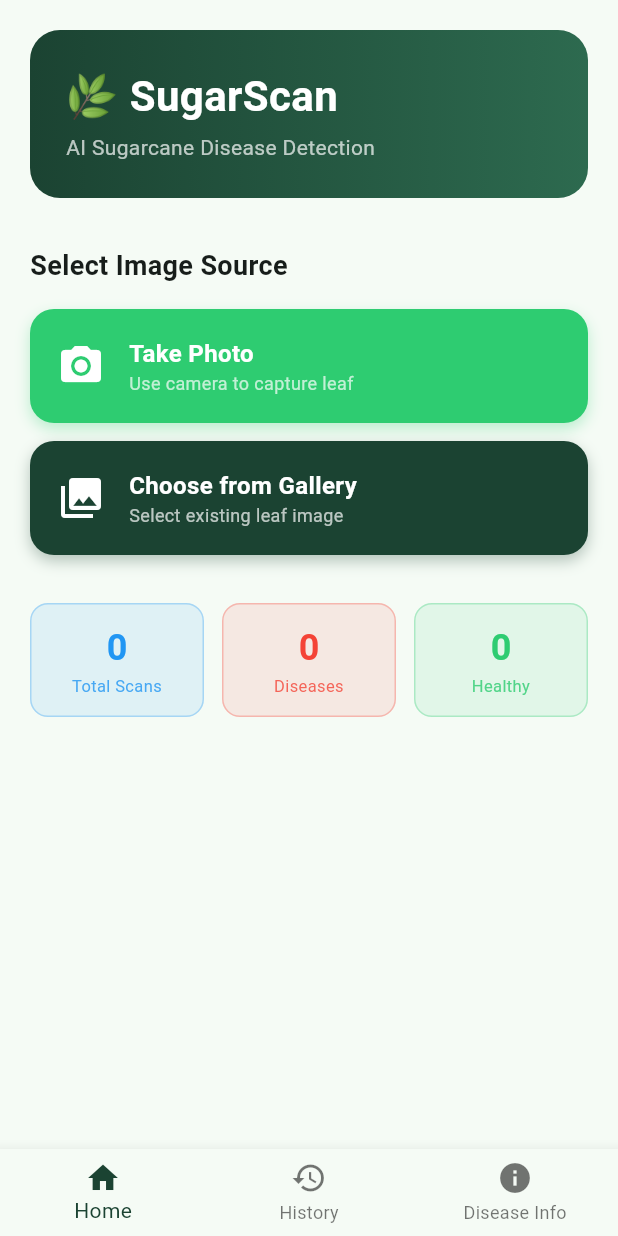
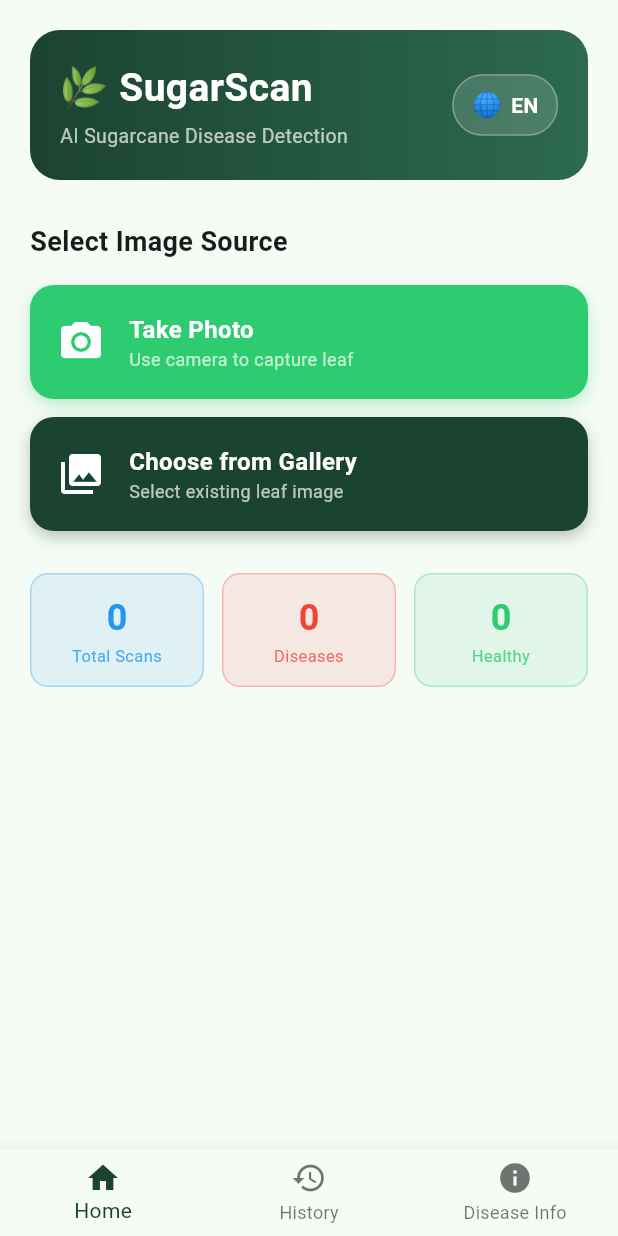
Before and after one commit to Adishpatil/SugarScan, a Flutter app: the screen it shows after launch, on a phone screen of 412 x 824 dp. Run offline on Flutter 3.47's test engine with Material 3 defaults, Android fonts, the phone set to English and light mode, and no system bars; our stand-ins replace hive_flutter, image_picker; missing offline and left inert: tflite_flutter; accounts and stored records are empty.

Commit message:
Added the feature to select the language

```diff
--- a/lib/main.dart
+++ b/lib/main.dart
@@ -1,28 +1,35 @@
-import 'package:flutter/material.dart';
-import 'package:hive_flutter/hive_flutter.dart';
-import 'screens/home_screen.dart';
+import "package:flutter/material.dart";
+import "package:hive_flutter/hive_flutter.dart";
+import "screens/home_screen.dart";
+import "services/language_service.dart";
 
 void main() async {
   WidgetsFlutterBinding.ensureInitialized();
   await Hive.initFlutter();
-  await Hive.openBox('history');
+  await Hive.openBox("history");
+  LanguageService().load();
   runApp(const SugarScan1App());
 }
 
-class SugarScan1App extends StatelessWidget {
+class SugarScan1App extends StatefulWidget {
   const SugarScan1App({super.key});
+  @override
+  State<SugarScan1App> createState() => _SugarScan1AppState();
+}
 
+class _SugarScan1AppState extends State<SugarScan1App> {
+  @override
+  void initState() {
+    super.initState();
+    LanguageService().addListener(() { if (mounted) setState(() {}); });
+  }
   @override
   Widget build(BuildContext context) {
     return MaterialApp(
-      title: 'SugarScan',
+      title: "SugarScan",
       debugShowCheckedModeBanner: false,
       theme: ThemeData(
-        colorScheme: ColorScheme.fromSeed(
-          seedColor: const Color(0xFF1B4332),
-          primary: const Color(0xFF1B4332),
-          secondary: const Color(0xFF2ECC71),
-        ),
+        colorScheme: ColorScheme.fromSeed(seedColor: const Color(0xFF1B4332)),
         useMaterial3: true,
       ),
       home: const HomeScreen(),
--- a/lib/screens/home_screen.dart
+++ b/lib/screens/home_screen.dart
@@ -3,8 +3,8 @@ import 'package:flutter/material.dart';
 import 'package:image_picker/image_picker.dart';
 import 'package:hive_flutter/hive_flutter.dart';
 import 'package:intl/intl.dart';
-import '../models/classifier.dart';
 import '../models/disease_data.dart';
+import '../services/language_service.dart';
 import 'result_screen.dart';
 
 class HomeScreen extends StatefulWidget {
@@ -19,6 +19,9 @@ class _HomeScreenState extends State<HomeScreen> {
 
   @override
   Widget build(BuildContext context) {
+    return ListenableBuilder(
+      listenable: LanguageService(),
+      builder: (context, _) {
         return Scaffold(
           body: IndexedStack(
             index: _currentIndex,
@@ -32,12 +35,17 @@ class _HomeScreenState extends State<HomeScreen> {
             currentIndex: _currentIndex,
             onTap: (i) => setState(() => _currentIndex = i),
             selectedItemColor: const Color(0xFF1B4332),
-        items: const [
-          BottomNavigationBarItem(icon: Icon(Icons.home), label: 'Home'),
-          BottomNavigationBarItem(icon: Icon(Icons.history), label: 'History'),
-          BottomNavigationBarItem(icon: Icon(Icons.info), label: 'Disease Info'),
+            items: [
+              BottomNavigationBarItem(
+                  icon: const Icon(Icons.home), label: S.home),
+              BottomNavigationBarItem(
+                  icon: const Icon(Icons.history), label: S.history),
+              BottomNavigationBarItem(
+                  icon: const Icon(Icons.info), label: S.diseaseInfo),
             ],
           ),
+        );
+      },
     );
   }
 }
@@ -50,7 +58,9 @@ class _HomeTab extends StatelessWidget {
     final picker = ImagePicker();
     final picked = await picker.pickImage(source: source, imageQuality: 95);
     if (picked != null && context.mounted) {
-      Navigator.push(context, MaterialPageRoute(
+      Navigator.push(
+          context,
+          MaterialPageRoute(
             builder: (_) => ResultScreen(imageFile: File(picked.path)),
           ));
     }
@@ -58,76 +68,114 @@ class _HomeTab extends StatelessWidget {
 
   @override
   Widget build(BuildContext context) {
+    return ListenableBuilder(
+      listenable: LanguageService(),
+      builder: (context, _) {
+        final lang = LanguageService();
         return SafeArea(
           child: Padding(
             padding: const EdgeInsets.all(20),
             child: Column(
               crossAxisAlignment: CrossAxisAlignment.start,
               children: [
-            // Header
+                // Header with language toggle
                 Container(
                   width: double.infinity,
-              padding: const EdgeInsets.all(24),
+                  padding: const EdgeInsets.all(20),
                   decoration: BoxDecoration(
                     gradient: const LinearGradient(
                       colors: [Color(0xFF1B4332), Color(0xFF2D6A4F)],
                     ),
                     borderRadius: BorderRadius.circular(20),
                   ),
-              child: const Column(
+                  child: Row(
+                    children: [
+                      Expanded(
+                        child: Column(
                           crossAxisAlignment: CrossAxisAlignment.start,
                           children: [
-                  Text('🌿 SugarScan', style: TextStyle(
-                    fontSize: 28, fontWeight: FontWeight.bold, color: Colors.white,
+                            Text('🌿 ${S.appName}',
+                                style: const TextStyle(
+                                  fontSize: 26,
+                                  fontWeight: FontWeight.bold,
+                                  color: Colors.white,
                                 )),
-                  SizedBox(height: 4),
-                  Text('AI Sugarcane Disease Detection', style: TextStyle(
-                    color: Colors.white70, fontSize: 14,
-                  )),
+                            const SizedBox(height: 4),
+                            Text(S.tagline,
+                                style: const TextStyle(
+                                    color: Colors.white70, fontSize: 13)),
+                          ],
+                        ),
+                      ),
+                      // Language Toggle Button
+                      GestureDetector(
+                        onTap: () => lang.toggle(),
+                        child: Container(
+                          padding: const EdgeInsets.symmetric(
+                              horizontal: 12, vertical: 8),
+                          decoration: BoxDecoration(
+                            color: Colors.white.withOpacity(0.15),
+                            borderRadius: BorderRadius.circular(20),
+                            border: Border.all(color: Colors.white30),
+                          ),
+                          child: Row(
+                            children: [
+                              const Text('🌐', style: TextStyle(fontSize: 16)),
+                              const SizedBox(width: 6),
+                              Text(
+                                lang.isHindi ? 'हिंदी' : 'EN',
+                                style: const TextStyle(
+                                  color: Colors.white,
+                                  fontWeight: FontWeight.bold,
+                                  fontSize: 14,
+                                ),
+                              ),
+                            ],
+                          ),
+                        ),
+                      ),
                     ],
                   ),
                 ),
 
-            const SizedBox(height: 32),
-            const Text('Select Image Source',
-              style: TextStyle(fontSize: 18, fontWeight: FontWeight.bold)),
+                const SizedBox(height: 28),
+                Text(S.selectImage,
+                    style: const TextStyle(
+                        fontSize: 18, fontWeight: FontWeight.bold)),
                 const SizedBox(height: 16),
 
-            // Camera button
                 _ActionButton(
                   icon: Icons.camera_alt,
-              label: 'Take Photo',
-              subtitle: 'Use camera to capture leaf',
+                  label: S.takePhoto,
+                  subtitle: S.takePhotoSub,
                   color: const Color(0xFF2ECC71),
                   onTap: () => _pickImage(context, ImageSource.camera),
                 ),
                 const SizedBox(height: 12),
 
-            // Gallery button
                 _ActionButton(
                   icon: Icons.photo_library,
-              label: 'Choose from Gallery',
-              subtitle: 'Select existing leaf image',
+                  label: S.chooseGallery,
+                  subtitle: S.chooseGallerySub,
                   color: const Color(0xFF1B4332),
                   onTap: () => _pickImage(context, ImageSource.gallery),
                 ),
 
-            const SizedBox(height: 32),
+                const SizedBox(height: 28),
 
-            // Stats
                 ValueListenableBuilder(
                   valueListenable: Hive.box('history').listenable(),
                   builder: (context, Box box, _) {
                     final total = box.length;
-                final diseased = box.values
-                    .where((v) => v['label'] != 'Healthy').length;
+                    final diseased =
+                        box.values.where((v) => v['label'] != 'Healthy').length;
                     return Row(
                       children: [
-                    _StatCard('Total Scans', '$total', Colors.blue),
+                        _StatCard(S.totalScans, '$total', Colors.blue),
                         const SizedBox(width: 12),
-                    _StatCard('Diseases', '$diseased', Colors.red),
+                        _StatCard(S.diseases, '$diseased', Colors.red),
                         const SizedBox(width: 12),
-                    _StatCard('Healthy', '${total - diseased}',
+                        _StatCard(S.healthy, '${total - diseased}',
                             const Color(0xFF2ECC71)),
                       ],
                     );
@@ -136,6 +184,8 @@ class _HomeTab extends StatelessWidget {
               ],
             ),
           ),
+        );
+      },
     );
   }
 }
@@ -166,7 +216,10 @@ class _ActionButton extends StatelessWidget {
           color: color,
           borderRadius: BorderRadius.circular(16),
           boxShadow: [
-            BoxShadow(color: color.withOpacity(0.3), blurRadius: 8, offset: const Offset(0, 4)),
+            BoxShadow(
+                color: color.withOpacity(0.3),
+                blurRadius: 8,
+                offset: const Offset(0, 4))
           ],
         ),
         child: Row(
@@ -176,12 +229,14 @@ class _ActionButton extends StatelessWidget {
             Column(
               crossAxisAlignment: CrossAxisAlignment.start,
               children: [
-                Text(label, style: const TextStyle(
-                  color: Colors.white, fontSize: 16, fontWeight: FontWeight.bold,
-                )),
-                Text(subtitle, style: const TextStyle(
-                  color: Colors.white70, fontSize: 12,
-                )),
+                Text(label,
+                    style: const TextStyle(
+                        color: Colors.white,
+                        fontSize: 16,
+                        fontWeight: FontWeight.bold)),
+                Text(subtitle,
+                    style:
+                        const TextStyle(color: Colors.white70, fontSize: 12)),
               ],
             ),
           ],
@@ -202,12 +257,12 @@ Widget _StatCard(String label, String value, Color color) {
       ),
       child: Column(
         children: [
-          Text(value, style: TextStyle(
-            fontSize: 24, fontWeight: FontWeight.bold, color: color,
-          )),
-          Text(label, textAlign: TextAlign.center,
-            style: TextStyle(fontSize: 11, color: color.withOpacity(0.8)),
-          ),
+          Text(value,
+              style: TextStyle(
+                  fontSize: 24, fontWeight: FontWeight.bold, color: color)),
+          Text(label,
+              textAlign: TextAlign.center,
+              style: TextStyle(fontSize: 11, color: color.withOpacity(0.8))),
         ],
       ),
     ),
@@ -220,9 +275,12 @@ class _HistoryTab extends StatelessWidget {
 
   @override
   Widget build(BuildContext context) {
+    return ListenableBuilder(
+      listenable: LanguageService(),
+      builder: (context, _) {
         return Scaffold(
           appBar: AppBar(
-        title: const Text('Scan History'),
+            title: Text(S.scanHistory),
             backgroundColor: const Color(0xFF1B4332),
             foregroundColor: Colors.white,
             actions: [
@@ -235,19 +293,27 @@ class _HistoryTab extends StatelessWidget {
           body: ValueListenableBuilder(
             valueListenable: Hive.box('history').listenable(),
             builder: (context, Box box, _) {
-          if (box.isEmpty) {
-            return const Center(
+              final scans = box.values
+                  .where((v) => v is Map && v.containsKey('label'))
+                  .toList()
+                  .reversed
+                  .toList();
+
+              if (scans.isEmpty) {
+                return Center(
                   child: Column(
                     mainAxisAlignment: MainAxisAlignment.center,
                     children: [
-                  Text('📋', style: TextStyle(fontSize: 64)),
-                  SizedBox(height: 16),
-                  Text('No scans yet', style: TextStyle(fontSize: 16, color: Colors.grey)),
+                      const Text('📋', style: TextStyle(fontSize: 64)),
+                      const SizedBox(height: 16),
+                      Text(S.noScans,
+                          style: const TextStyle(
+                              fontSize: 16, color: Colors.grey)),
                     ],
                   ),
                 );
               }
-          final scans = box.values.toList().reversed.toList();
+
               return ListView.builder(
                 padding: const EdgeInsets.all(12),
                 itemCount: scans.length,
@@ -255,7 +321,8 @@ class _HistoryTab extends StatelessWidget {
                   final scan = scans[i] as Map;
                   final info = diseaseDatabase[scan['label']];
                   final color = info?.color ?? const Color(0xFF2ECC71);
-              final pct = ((scan['confidence'] as double) * 100).toStringAsFixed(1);
+                  final pct =
+                      ((scan['confidence'] as double) * 100).toStringAsFixed(1);
                   final date = DateFormat('dd MMM, hh:mm a')
                       .format(DateTime.parse(scan['timestamp']));
 
@@ -274,12 +341,19 @@ class _HistoryTab extends StatelessWidget {
                             )
                           : Icon(Icons.image, color: color, size: 40),
                       title: Text('${info?.emoji ?? ''} ${scan['label']}',
-                    style: TextStyle(fontWeight: FontWeight.bold, color: color)),
-                  subtitle: Text('$pct% confidence • $date',
+                          style: TextStyle(
+                              fontWeight: FontWeight.bold, color: color)),
+                      subtitle: Text('$pct% ${S.confidence} • $date',
                           style: const TextStyle(fontSize: 12)),
                       trailing: IconButton(
                         icon: const Icon(Icons.delete, color: Colors.red),
-                    onPressed: () => box.deleteAt(box.length - 1 - i),
+                        onPressed: () {
+                          final keys = box.keys.toList();
+                          final reversedIdx = scans.length - 1 - i;
+                          if (reversedIdx < keys.length) {
+                            box.delete(keys[reversedIdx]);
+                          }
+                        },
                       ),
                     ),
                   );
@@ -287,6 +361,8 @@ class _HistoryTab extends StatelessWidget {
               );
             },
           ),
+        );
+      },
     );
   }
 }
@@ -297,9 +373,12 @@ class _InfoTab extends StatelessWidget {
 
   @override
   Widget build(BuildContext context) {
+    return ListenableBuilder(
+      listenable: LanguageService(),
+      builder: (context, _) {
         return Scaffold(
           appBar: AppBar(
-        title: const Text('Disease Info'),
+            title: Text(S.diseaseInfo),
             backgroundColor: const Color(0xFF1B4332),
             foregroundColor: Colors.white,
           ),
@@ -309,24 +388,28 @@ class _InfoTab extends StatelessWidget {
               final info = entry.value;
               return Card(
                 margin: const EdgeInsets.only(bottom: 12),
-            shape: RoundedRectangleBorder(borderRadius: BorderRadius.circular(16)),
+                shape: RoundedRectangleBorder(
+                    borderRadius: BorderRadius.circular(16)),
                 child: ExpansionTile(
-              leading: Text(info.emoji, style: const TextStyle(fontSize: 28)),
+                  leading:
+                      Text(info.emoji, style: const TextStyle(fontSize: 28)),
                   title: Text(info.name,
-                style: TextStyle(fontWeight: FontWeight.bold, color: info.color)),
-              subtitle: Text('Severity: ${info.severity}',
-                style: TextStyle(color: info.color.withOpacity(0.7), fontSize: 12)),
+                      style: TextStyle(
+                          fontWeight: FontWeight.bold, color: info.color)),
+                  subtitle: Text('${S.severity}: ${info.severity}',
+                      style: TextStyle(
+                          color: info.color.withOpacity(0.7), fontSize: 12)),
                   children: [
                     Padding(
                       padding: const EdgeInsets.fromLTRB(16, 0, 16, 16),
                       child: Column(
                         crossAxisAlignment: CrossAxisAlignment.start,
                         children: [
-                      _InfoRow('📋 Description', info.description),
+                          _InfoRow('📋 ${S.description}', info.description),
                           const SizedBox(height: 8),
-                      _InfoRow('🦠 Cause', info.cause),
+                          _InfoRow('🦠 ${S.cause}', info.cause),
                           const SizedBox(height: 8),
-                      _InfoRow('💊 Treatment', info.treatment),
+                          _InfoRow('💊 ${S.treatment}', info.treatment),
                         ],
                       ),
                     ),
@@ -336,6 +419,8 @@ class _InfoTab extends StatelessWidget {
             }).toList(),
           ),
         );
+      },
+    );
   }
 }
 
@@ -343,7 +428,8 @@ Widget _InfoRow(String title, String content) {
   return Column(
     crossAxisAlignment: CrossAxisAlignment.start,
     children: [
-      Text(title, style: const TextStyle(fontWeight: FontWeight.bold, fontSize: 13)),
+      Text(title,
+          style: const TextStyle(fontWeight: FontWeight.bold, fontSize: 13)),
       const SizedBox(height: 4),
       Text(content, style: const TextStyle(fontSize: 13, height: 1.5)),
     ],
--- /dev/null
+++ b/lib/services/language_service.dart
@@ -0,0 +1,57 @@
+import "package:flutter/material.dart";
+import "package:hive_flutter/hive_flutter.dart";
+
+class LanguageService extends ChangeNotifier {
+  static final LanguageService _instance = LanguageService._internal();
+  factory LanguageService() => _instance;
+  LanguageService._internal();
+
+  bool _isHindi = false;
+  bool get isHindi => _isHindi;
+
+  void load() {
+    final box = Hive.box("history");
+    _isHindi = box.get("lang_hindi", defaultValue: false);
+  }
+
+  void toggle() {
+    _isHindi = !_isHindi;
+    Hive.box("history").put("lang_hindi", _isHindi);
+    notifyListeners();
+  }
+
+  String t(String en, String hi) => _isHindi ? hi : en;
+}
+
+class S {
+  static final _lang = LanguageService();
+  static String get appName         => _lang.t("SugarScan", "?????????");
+  static String get tagline         => _lang.t("AI Sugarcane Disease Detection", "AI ????? ??? ?????");
+  static String get takePhoto       => _lang.t("Take Photo", "???? ???");
+  static String get takePhotoSub    => _lang.t("Use camera to capture leaf", "????? ?? ????? ?? ???? ???");
+  static String get chooseGallery   => _lang.t("Choose from Gallery", "????? ?? ?????");
+  static String get chooseGallerySub => _lang.t("Select existing leaf image", "?????? ????? ?? ??? ?????");
+  static String get totalScans      => _lang.t("Total Scans", "??? ?????");
+  static String get diseases        => _lang.t("Diseases", "???");
+  static String get healthy         => _lang.t("Healthy", "??????");
+  static String get history         => _lang.t("History", "??????");
+  static String get diseaseInfo     => _lang.t("Disease Info", "??? ???????");
+  static String get home            => _lang.t("Home", "???");
+  static String get detectionResult => _lang.t("Detection Result", "????? ??????");
+  static String get analyzing       => _lang.t("Analyzing leaf...", "????? ?? ????????...");
+  static String get running8passes  => _lang.t("Running 8 TTA passes", "8 TTA ??? ?? ??? ???");
+  static String get confidence      => _lang.t("Confidence", "???????");
+  static String get allProbs        => _lang.t("All Probabilities", "??? ?????????");
+  static String get diseaseInfoTitle => _lang.t("Disease Information", "??? ???????");
+  static String get saveHistory     => _lang.t("Save to History", "?????? ??? ??????");
+  static String get saved           => _lang.t("Saved!", "?????!");
+  static String get noScans         => _lang.t("No scans yet", "??? ??? ????? ????");
+  static String get severity        => _lang.t("Severity", "???????");
+  static String get description     => _lang.t("Description", "?????");
+  static String get cause           => _lang.t("Cause", "????");
+  static String get treatment       => _lang.t("Treatment", "?????");
+  static String get scanHistory     => _lang.t("Scan History", "????? ??????");
+  static String get detectionFailed => _lang.t("Detection failed", "????? ????");
+  static String get goBack          => _lang.t("Go Back", "???? ????");
+  static String get selectImage     => _lang.t("Select Image Source", "??? ????? ?????");
+}
```
Also changed, not shown: lib/screens/result_screen.dart (+32 -27 lines). Lines whose indentation alone changed are shown as unchanged.
